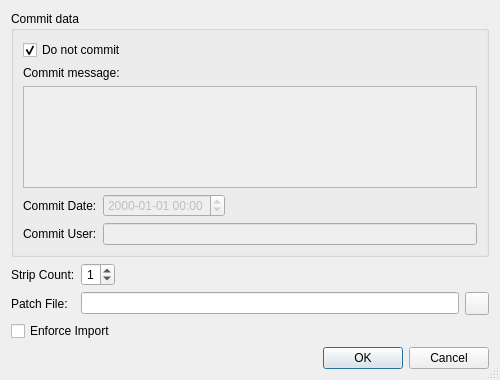
Qt form Plugins/VcsPlugins/vcsMercurial/HgImportDialog.ui (testmana2/test) before a commit.
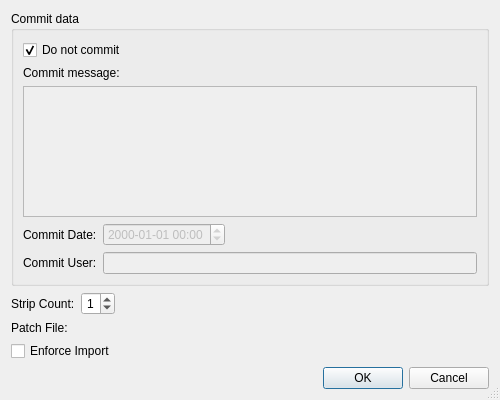
The same form after that commit. Custom widgets are drawn as their Qt base class.

Commit message: Modified more dialogs to use the path picker widgets.

Diff of the .ui file:
```diff
--- a/Plugins/VcsPlugins/vcsMercurial/HgImportDialog.ui
+++ b/Plugins/VcsPlugins/vcsMercurial/HgImportDialog.ui
@@ -7,7 +7,7 @@
     <x>0</x>
     <y>0</y>
     <width>500</width>
-    <height>380</height>
+    <height>400</height>
    </rect>
   </property>
   <property name="windowTitle">
@@ -164,22 +164,20 @@
     </widget>
    </item>
    <item row="2" column="1">
-    <layout class="QHBoxLayout" name="horizontalLayout_2">
-     <item>
-      <widget class="QLineEdit" name="patchFileEdit">
-       <property name="toolTip">
-        <string>Enter the name of the patch file</string>
-       </property>
-      </widget>
-     </item>
-     <item>
-      <widget class="QToolButton" name="patchFileButton">
-       <property name="toolTip">
-        <string>Press to select the patch file via a file selection dialog</string>
-       </property>
-      </widget>
-     </item>
-    </layout>
+    <widget class="E5PathPicker" name="patchFilePicker" native="true">
+     <property name="sizePolicy">
+      <sizepolicy hsizetype="Expanding" vsizetype="Preferred">
+       <horstretch>0</horstretch>
+       <verstretch>0</verstretch>
+      </sizepolicy>
+     </property>
+     <property name="focusPolicy">
+      <enum>Qt::StrongFocus</enum>
+     </property>
+     <property name="toolTip">
+      <string>Enter the name of the patch file</string>
+     </property>
+    </widget>
    </item>
    <item row="3" column="0" colspan="2">
     <widget class="QCheckBox" name="forceCheckBox">
@@ -203,6 +201,14 @@
    </item>
   </layout>
  </widget>
+ <customwidgets>
+  <customwidget>
+   <class>E5PathPicker</class>
+   <extends>QWidget</extends>
+   <header>E5Gui/E5PathPicker.h</header>
+   <container>1</container>
+  </customwidget>
+ </customwidgets>
  <tabstops>
   <tabstop>noCommitCheckBox</tabstop>
   <tabstop>messageEdit</tabstop>
```
Left out of the diff: 4 changed lines with no effect on the pictures. The commit also changes 22 other files.
